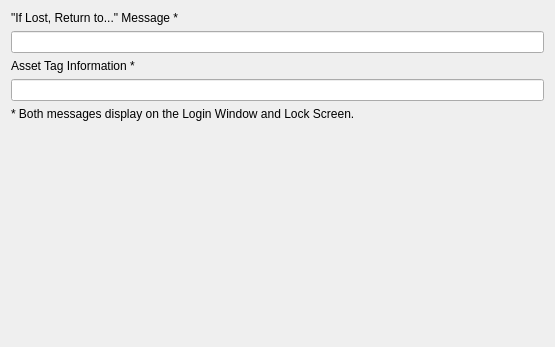
This is FWAdminLib/Configurator/LockScreenMessageForm.ui in fw-dev/translations as Qt 5 draws it before an edit. The edited form follows.
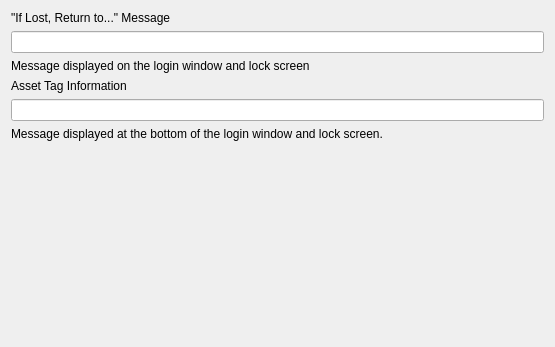
This is the edited form.

The edit to the form file:
```diff
--- a/FWAdminLib/Configurator/LockScreenMessageForm.ui
+++ b/FWAdminLib/Configurator/LockScreenMessageForm.ui
@@ -13,11 +13,11 @@
   <property name="windowTitle">
    <string>Form</string>
   </property>
-  <layout class="QVBoxLayout" name="verticalLayout_4" stretch="0,0,0,0,0,0">
+  <layout class="QVBoxLayout" name="verticalLayout_4" stretch="0,0,0,0,0,0,0">
    <item>
     <widget class="QLabel" name="lIfLostReturnToMessage">
      <property name="text">
-      <string>&quot;If Lost, Return to...&quot; Message *</string>
+      <string>&quot;If Lost, Return to...&quot; Message</string>
      </property>
     </widget>
    </item>
@@ -28,10 +28,17 @@
      </property>
     </widget>
    </item>
+   <item>
+    <widget class="QLabel" name="lTipInfoLogin">
+     <property name="text">
+      <string>Message displayed on the login window and lock screen</string>
+     </property>
+    </widget>
+   </item>
    <item>
     <widget class="QLabel" name="lAssetTagInformation">
      <property name="text">
-      <string>Asset Tag Information *</string>
+      <string>Asset Tag Information</string>
      </property>
     </widget>
    </item>
@@ -41,7 +48,7 @@
    <item>
     <widget class="QLabel" name="lTipInformation">
      <property name="text">
-      <string>* Both messages display on the Login Window and Lock Screen.</string>
+      <string>Message displayed at the bottom of the login window and lock screen.</string>
      </property>
     </widget>
    </item>
```
Left out of the diff: 2 changed lines with no effect on the pictures.
